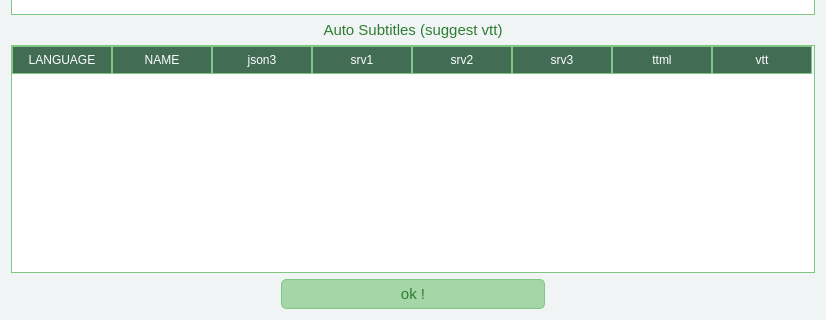
Alone0506/yt_dlp_GUI, file download_tab/subtitle_subwindow/subtitle.ui: the form before one commit; both pictures show x 0 to 826 and y 248 to 568 of the 826 by 568 pixel window.
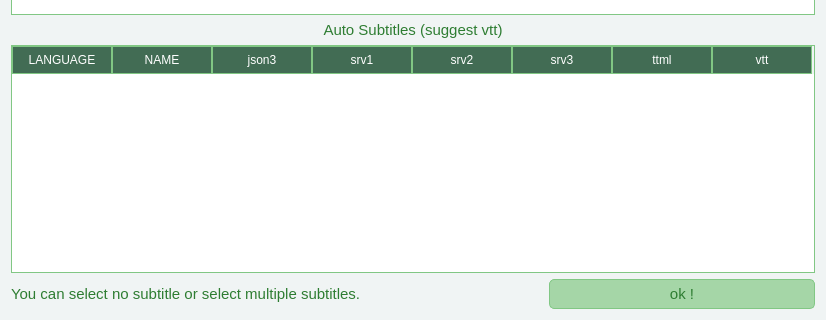
The form after the commit.

The edit to the form file:
```diff
--- a/download_tab/subtitle_subwindow/subtitle.ui
+++ b/download_tab/subtitle_subwindow/subtitle.ui
@@ -192,7 +192,7 @@
     </widget>
    </item>
    <item>
-    <layout class="QHBoxLayout" name="horizontalLayout">
+    <layout class="QHBoxLayout" name="horizontalLayout" stretch="2,1">
      <item>
       <widget class="QLabel" name="label_4">
        <property name="font">
@@ -202,7 +202,7 @@
         </font>
        </property>
        <property name="text">
-        <string/>
+        <string>You can select no subtitle or select multiple subtitles.</string>
        </property>
       </widget>
      </item>
@@ -219,19 +219,6 @@
        </property>
       </widget>
      </item>
-     <item>
-      <widget class="QLabel" name="label_3">
-       <property name="font">
-        <font>
-         <family>Arial</family>
-         <pointsize>11</pointsize>
-        </font>
-       </property>
-       <property name="text">
-        <string/>
-       </property>
-      </widget>
-     </item>
     </layout>
    </item>
   </layout>
```
Left out of the diff: 18 changed lines with no effect on the pictures.
